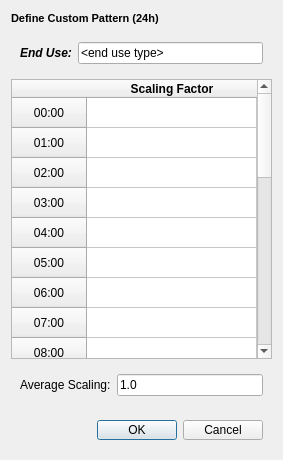
The window that gui/md_subgui_dp.ui (petermbach/urbanbeats-pss) describes before a commit, drawn with Qt 5.
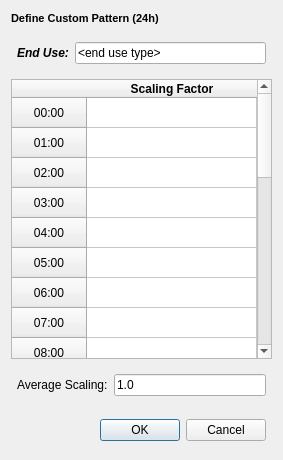
The same window after the commit.

Commit message: Cleaned up the GUI, made some changes to many of the widget margins from 9px to 6px. Aesthetic improvements primarily.

What changed in the file:
```diff
--- a/gui/md_subgui_dp.ui
+++ b/gui/md_subgui_dp.ui
@@ -49,6 +49,18 @@
       </size>
      </property>
      <layout class="QHBoxLayout" name="horizontalLayout_2">
+      <property name="leftMargin">
+       <number>6</number>
+      </property>
+      <property name="topMargin">
+       <number>6</number>
+      </property>
+      <property name="rightMargin">
+       <number>6</number>
+      </property>
+      <property name="bottomMargin">
+       <number>6</number>
+      </property>
       <item>
        <widget class="QLabel" name="enduselbl">
         <property name="text">
@@ -353,6 +365,18 @@
       </size>
      </property>
      <layout class="QHBoxLayout" name="horizontalLayout">
+      <property name="leftMargin">
+       <number>6</number>
+      </property>
+      <property name="topMargin">
+       <number>6</number>
+      </property>
+      <property name="rightMargin">
+       <number>6</number>
+      </property>
+      <property name="bottomMargin">
+       <number>6</number>
+      </property>
       <item>
        <widget class="QLabel" name="avg_lbl">
         <property name="text">
@@ -391,6 +415,18 @@
       </size>
      </property>
      <layout class="QHBoxLayout" name="horizontalLayout_7">
+      <property name="leftMargin">
+       <number>6</number>
+      </property>
+      <property name="topMargin">
+       <number>6</number>
+      </property>
+      <property name="rightMargin">
+       <number>6</number>
+      </property>
+      <property name="bottomMargin">
+       <number>6</number>
+      </property>
       <item>
        <widget class="QDialogButtonBox" name="button_Box">
         <property name="orientation">
```
Left out of the diff: 50 changed lines with no effect on the pictures. The commit also changes 42 other files.
